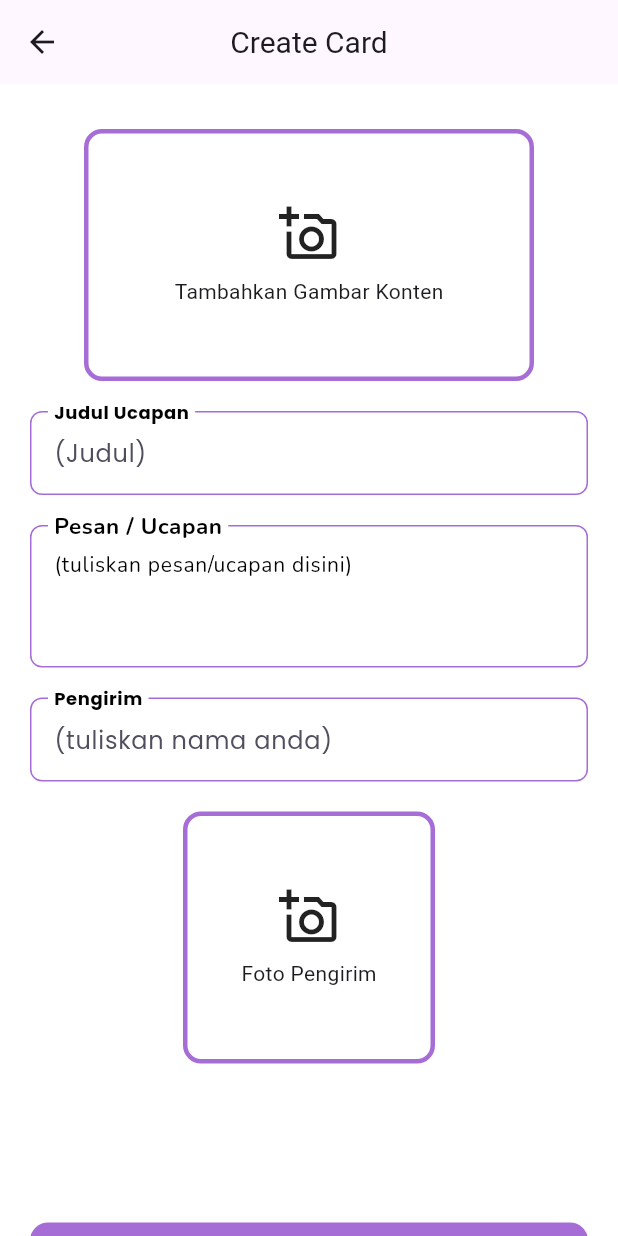
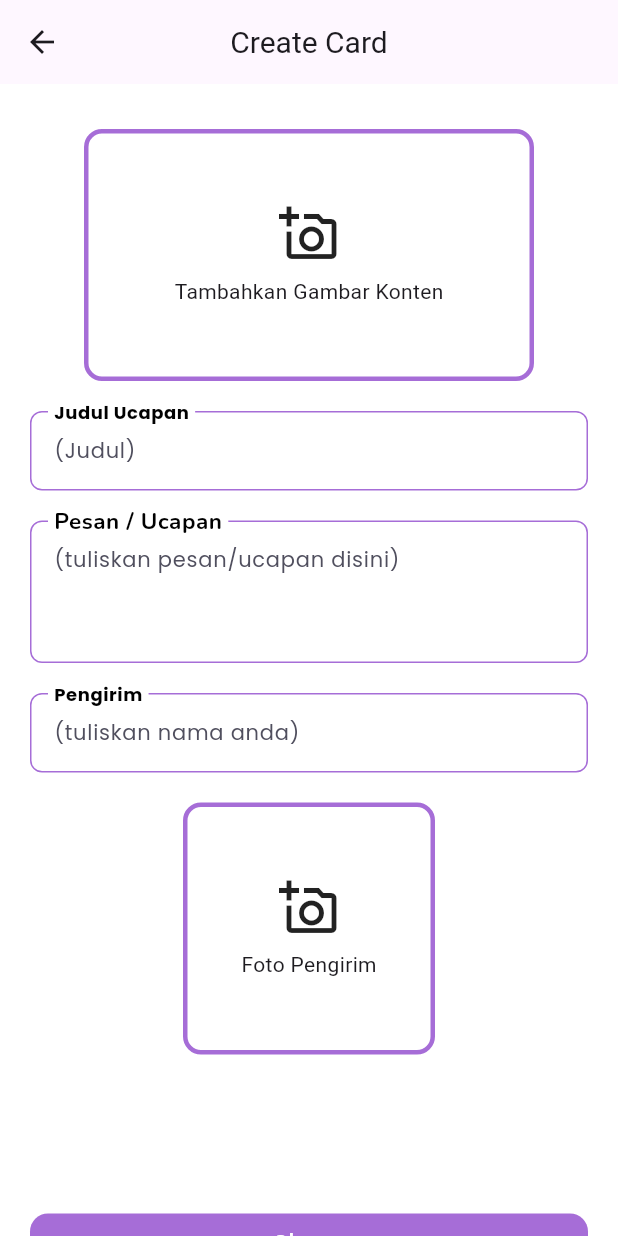
Before and after one commit to southampere28/celebrate_app, a Flutter app: the CreatePage screen opened directly, on a phone screen of 412 x 824 dp. Run offline on Flutter 3.47's test engine with Material 3 defaults, Android fonts, the phone set to English and light mode, and no system bars; our stand-ins replace carousel_slider, fluttertoast, google_fonts, google_generative_ai, image_picker, screenshot and 1 more.

Commit message:
update widget field and theme

```diff
--- a/lib/theme.dart
+++ b/lib/theme.dart
@@ -7,10 +7,12 @@ const Color primaryColor = Color(0xffA66DD7);
 const Color secondaryColor = Color(0xffD76DB8);
 const Color alertColor = Color(0xffED6363);
 const Color priceColor = Color(0xff2C96F1);
+const Color hyperlinkColor = Color(0xff0A66C2);
 const Color primaryTextColor = Color(0xff000000);
 const Color secondaryTextColor = Color(0xff999999);
 const Color shadowColor = Color(0xffB7A1D3);
 const Color c4Color = Color(0xffC4C4C4);
+const Color bgLtTransparentColor = Color.fromARGB(100, 196, 196, 196);
 const Color whiteBone = Color(0xffF1F1F1);
 const Color blackColor = Colors.black;
 const Color whiteCOlor = Colors.white;
@@ -22,6 +24,10 @@ TextStyle titleTextStyle = GoogleFonts.pacifico(
 
 TextStyle primaryTextStyle = GoogleFonts.nunito(
   color: primaryTextColor,
+);
+
+TextStyle hyperlinkTextStyle = GoogleFonts.nunito(
+  color: hyperlinkColor,
 );
 
 TextStyle buttonTextStyle = GoogleFonts.poppins(color: whiteBone);
--- a/lib/widget/formfield_desc.dart
+++ b/lib/widget/formfield_desc.dart
@@ -19,11 +19,11 @@ class FormFieldDeskripsi extends StatelessWidget {
     return TextFormField(
       controller: controller,
       keyboardType: TextInputType.text,
-      style: primaryTextStyle.copyWith(fontSize: 14, fontWeight: regular),
+      style: blackTextStyle.copyWith(fontSize: 14),
       decoration: InputDecoration(
         hintText: hinTxt,
         labelText: labelField,
-        hintStyle: primaryTextStyle.copyWith(fontSize: 14, fontWeight: regular),
+        hintStyle: subtitleTextStyle.copyWith(fontSize: 14),
         floatingLabelBehavior: FloatingLabelBehavior.always,
         labelStyle: primaryTextStyle.copyWith(fontSize: 20, fontWeight: bold),
         border: OutlineInputBorder(borderRadius: BorderRadius.circular(8)),
--- a/lib/widget/formfield_text.dart
+++ b/lib/widget/formfield_text.dart
@@ -20,15 +20,15 @@ class FormfieldText extends StatelessWidget {
   @override
   Widget build(BuildContext context) {
     return TextFormField(
-      controller: controller, // use the controller to fill the text field
+      controller: controller,
       keyboardType: keyType,
+      style: blackTextStyle.copyWith(fontSize: 14),
       decoration: InputDecoration(
         hintText: hintTxt,
-        hintStyle: subtitleTextStyle,
+        hintStyle: subtitleTextStyle.copyWith(fontSize: 14),
         labelText: labelField,
         floatingLabelBehavior: FloatingLabelBehavior.always,
-        labelStyle: blackTextStyle
-            .copyWith(fontSize: 16, fontWeight: bold),
+        labelStyle: blackTextStyle.copyWith(fontSize: 16, fontWeight: bold),
         border: OutlineInputBorder(
           borderRadius: BorderRadius.circular(8),
         ),
```
